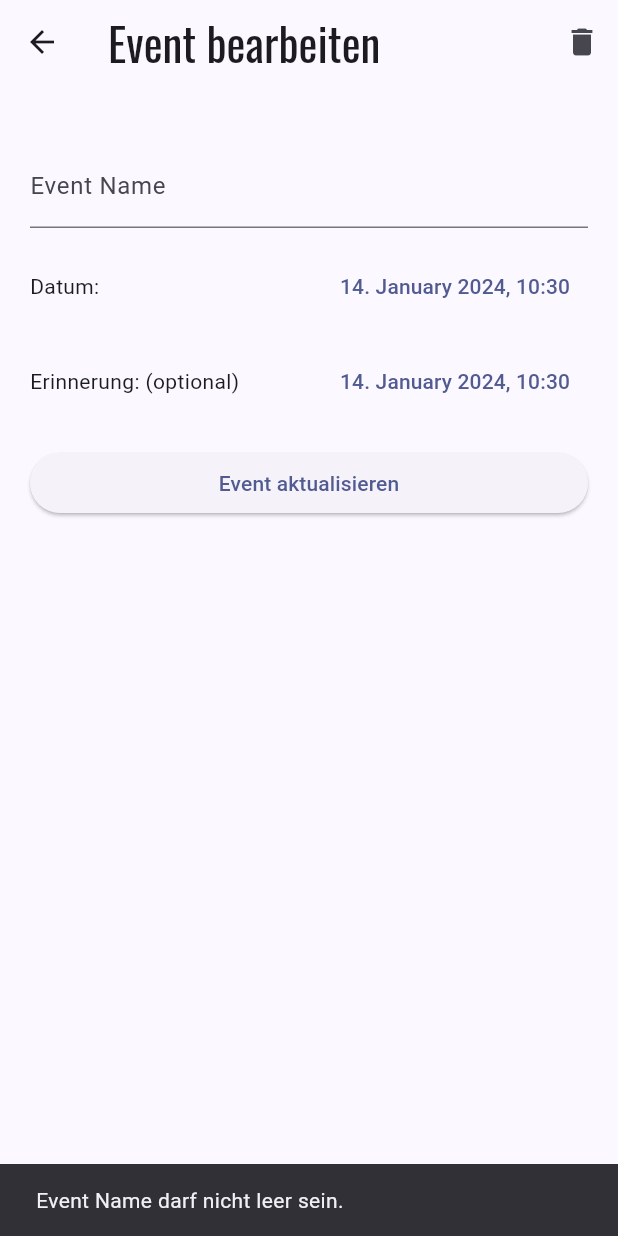
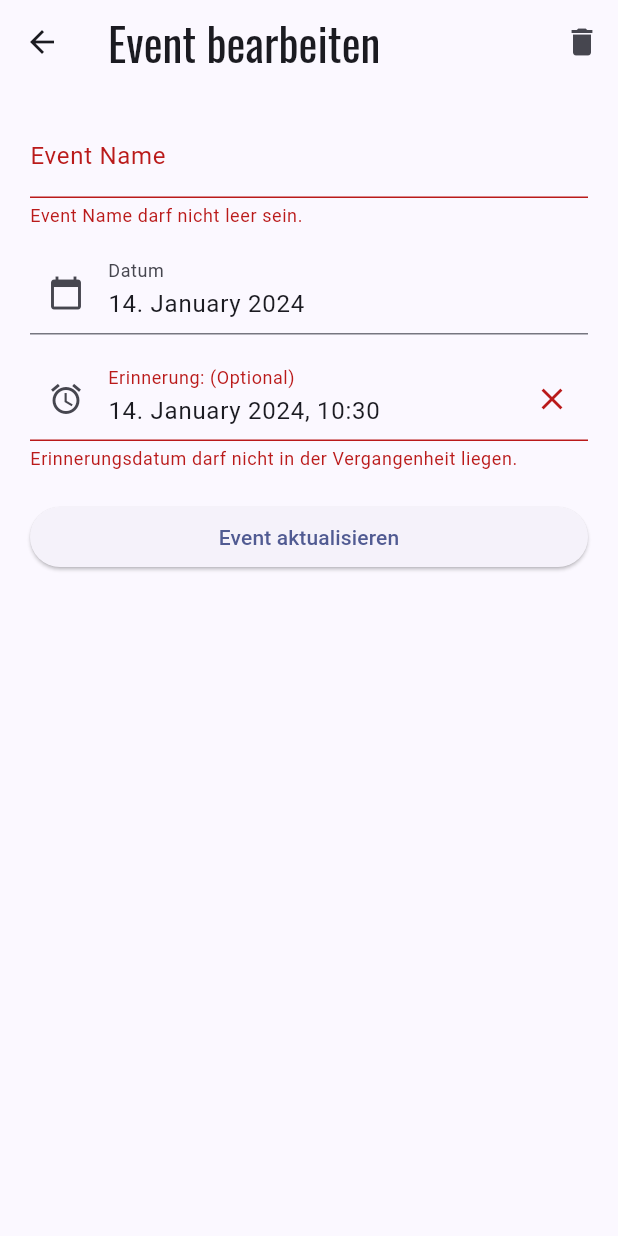
Before and after one commit to JasminKeller/StudyMate, a Flutter app: the EventDetailScreen screen opened directly with empty values, after a tap on "Event aktualisieren", on a phone screen of 412 x 824 dp. Run offline on Flutter 3.47's test engine with Material 3 defaults, Android fonts, the phone set to English and light mode, and no system bars; our stand-ins replace awesome_notifications, google_fonts, permission_handler.

Commit message:
refactor: Rename time booking screen and enhance form validation with revalidation logic

```diff
--- a/lib/entity/event.dart
+++ b/lib/entity/event.dart
@@ -1,14 +1,14 @@
 class Event {
   int id;
   String eventName;
-  DateTime? eventDateTime;
+  DateTime eventDateTime;
   DateTime? reminderDateTime;
   bool isReminderActive;
 
   Event({
     required this.id,
     required this.eventName,
-    this.eventDateTime,
+    required this.eventDateTime,
     this.reminderDateTime,
     this.isReminderActive = false,
   });
--- a/lib/screens/event/event_detail_screen.dart
+++ b/lib/screens/event/event_detail_screen.dart
@@ -1,3 +1,4 @@
+import 'package:awesome_notifications/awesome_notifications.dart';
 import 'package:flutter/material.dart';
 import 'package:intl/intl.dart';
 import 'package:provider/provider.dart';
@@ -5,6 +6,7 @@ import '../../entity/event.dart';
 import '../../providers/course_provider.dart';
 import '../../services/course_repository.dart';
 import '../../utils/notification_helper.dart';
+import '../../widgets/lists/custom_nackbar_widget.dart';
 
 class EventDetailScreen extends StatefulWidget {
   final Event? event;
@@ -17,19 +19,34 @@ class EventDetailScreen extends StatefulWidget {
 }
 
 class _EventDetailScreenState extends State<EventDetailScreen> {
+  // initialisierung der TextController und FocusNode
   late TextEditingController eventNameController;
+  late TextEditingController eventDateController;
+  late TextEditingController reminderDateController;
   late FocusNode eventNameFocusNode;
-  DateTime? eventDateTime;
+
+  DateTime? eventDate;
   DateTime? reminderDateTime;
   bool isReminderActive = false;
+
+  final _formKey = GlobalKey<FormState>();
 
   @override
   void initState() {
     super.initState();
     eventNameController =
         TextEditingController(text: widget.event?.eventName ?? '');
+    eventDateController = TextEditingController(
+        text: widget.event?.eventDateTime != null
+            ? DateFormat('d. MMMM y').format(widget.event!.eventDateTime!)
+            : '');
+    reminderDateController = TextEditingController(
+        text: widget.event?.reminderDateTime != null
+            ? DateFormat('d. MMMM y, HH:mm').format(widget.event!.reminderDateTime!)
+            : '');
     eventNameFocusNode = FocusNode();
-    eventDateTime = widget.event?.eventDateTime;
+
+    eventDate = widget.event?.eventDateTime;
     reminderDateTime = widget.event?.reminderDateTime;
     isReminderActive = widget.event?.isReminderActive ?? false;
   }
@@ -37,23 +54,36 @@ class _EventDetailScreenState extends State<EventDetailScreen> {
   void dispose() {
     eventNameController.dispose();
     eventNameFocusNode.dispose();
+    eventDateController.dispose();
+    reminderDateController.dispose();
     super.dispose();
   }
 
   void _openDatePicker() async {
     final DateTime? pickedDate = await showDatePicker(
       context: context,
-      initialDate: eventDateTime ?? DateTime.now(),
+      initialDate: eventDate ?? DateTime.now(),
       firstDate: DateTime(2000),
       lastDate: DateTime(2101),
     );
 
     if (pickedDate != null) {
       setState(() {
-        eventDateTime = pickedDate;
+        eventDate = pickedDate;
+        eventDateController.text = DateFormat('d. MMMM y').format(pickedDate);
+        _formKey.currentState?.validate();
       });
     }
   }
+
+
+
+  void showReminderUpdatedSnackbar(bool isActivated) {
+    final message = isActivated ? 'Erinnerung aktiviert.' : 'Erinnerung deaktiviert.';
+    final icon = isActivated ? Icons.alarm_on : Icons.alarm_off;
+    showCustomSnackBar(context, message, icon: icon);
+  }
+
 
   void _openReminderPicker() async {
     final DateTime? pickedDate = await showDatePicker(
@@ -78,47 +108,77 @@ class _EventDetailScreenState extends State<EventDetailScreen> {
             pickedTime.hour,
             pickedTime.minute,
           );
+
+          reminderDateController.text = DateFormat('d. MMMM y, HH:mm').format(reminderDateTime!);
           isReminderActive = true;
+        });
+
+      } else {
+        if (isReminderActive) {
+          setState(() {
+            isReminderActive = false;
+          });
+        }
+      }
+    } else {
+
+      if (isReminderActive) {
+        setState(() {
+          isReminderActive = false;
         });
       }
     }
   }
 
+
   void _saveEvent() async {
+    if (_formKey.currentState?.validate() == true) {
       String eventName = eventNameController.text;
-    if (eventName.isEmpty) {
-      ScaffoldMessenger.of(context).showSnackBar(
-        SnackBar(content: Text('Event Name darf nicht leer sein.')),
-      );
-      return;
-    }
-    if (eventDateTime == null) {
-      ScaffoldMessenger.of(context).showSnackBar(
-        SnackBar(content: Text('Datum darf nicht leer sein.')),
-      );
-      return;
-    }
+
+      isReminderActive = reminderDateTime != null && reminderDateTime!.isAfter(DateTime.now());
+
       if (widget.event == null) {
         // Neues Event erstellen und hinzufügen
-      await CourseRepository.instance.addEventToCourse(
+        int newEventId = await CourseRepository.instance.addEventToCourse(
           widget.courseID,
           eventName,
-        eventDateTime ?? DateTime
-            .now(),
+          eventDate!,
+          reminderDateTime,
+          isReminderActive,
         );
+        showReminderUpdatedSnackbar(isReminderActive);
+        print('newEventId: $newEventId');
+        if (isReminderActive) {
+          await NotificationHelper.checkPermissionsAndScheduleSingleNotification(
+            notificationId: newEventId,
+            dateTime: reminderDateTime!,
+            context: context,
+            title: eventName,
+          );
+        }
+
+
       } else {
         // Bestehendes Event aktualisieren
-      if (eventName != widget.event!.eventName ||
-          eventDateTime != widget.event!.eventDateTime ||
-          reminderDateTime != widget.event!.reminderDateTime ||
-          isReminderActive != widget.event!.isReminderActive) {
+        bool wasReminderUpdated = isReminderActive != widget.event!.isReminderActive;
         widget.event!.eventName = eventName;
-        widget.event!.eventDateTime = eventDateTime;
+        widget.event!.eventDateTime = eventDate!;
         widget.event!.reminderDateTime = reminderDateTime;
         widget.event!.isReminderActive = isReminderActive;
 
         await CourseRepository.instance.updateEventFromCourse(
             widget.courseID, widget.event!);
+        if (wasReminderUpdated) {
+          if (isReminderActive) {
+            await NotificationHelper.checkPermissionsAndScheduleSingleNotification(
+              notificationId: widget.event!.id,
+              dateTime: reminderDateTime!,
+              context: context,
+              title: eventName,
+            );
+          } else {
+            AwesomeNotifications().cancel(widget.event!.id!);
+          }
         }
       }
 
@@ -126,6 +186,8 @@ class _EventDetailScreenState extends State<EventDetailScreen> {
       await courseProvider.readCourses();
       Navigator.of(context).pop();
     }
+  }
+
 
 
   void _confirmDeleteEvent() async {
@@ -150,6 +212,7 @@ class _EventDetailScreenState extends State<EventDetailScreen> {
     ) ?? false;
 
     if (confirm) {
+      AwesomeNotifications().cancel(widget.event!.id!);
       await CourseRepository.instance.deleteEventFromCourse(widget.courseID, widget.event!.id);
       CourseProvider courseProvider = context.read<CourseProvider>();
       await courseProvider.readCourses();
@@ -157,43 +220,11 @@ class _EventDetailScreenState extends State<EventDetailScreen> {
     }
   }
 
-  Widget _buildDateTimePicker(String label, DateTime? dateTime) {
-    return Row(
-      mainAxisAlignment: MainAxisAlignment.spaceBetween,
-      children: [
-        Text(label),
-        TextButton(
-          onPressed: dateTime == eventDateTime
-              ? _openDatePicker
-              : _openReminderPicker,
-          child: Text(
-            dateTime != null
-                ? DateFormat('d. MMMM y, HH:mm').format(dateTime)
-                : 'Nicht gesetzt',
-            style: TextStyle(
-              color: Theme
-                  .of(context)
-                  .colorScheme
-                  .primary,
-            ),
-          ),
-        ),
-      ],
-    );
-  }
-
   @override
   Widget build(BuildContext context) {
-    String appBarTitle = widget.event == null
-        ? 'Neues Event'
-        : 'Event bearbeiten';
-    String buttonTitle = widget.event == null
-        ? 'Event hinzufügen'
-        : 'Event aktualisieren';
-
     return Scaffold(
       appBar: AppBar(
-        title: Text(appBarTitle),
+        title: Text(widget.event == null ? 'Neues Event' : 'Event bearbeiten'),
         actions: [
           if (widget.event != null) IconButton(
             icon: const Icon(Icons.delete),
@@ -203,24 +234,74 @@ class _EventDetailScreenState extends State<EventDetailScreen> {
       ),
       body: Padding(
         padding: const EdgeInsets.all(20.0),
+        child: Form(
+          key: _formKey,
           child: ListView(
             children: <Widget>[
-            const SizedBox(height: 20),
               TextFormField(
                 controller: eventNameController,
                 focusNode: eventNameFocusNode,
                 decoration: const InputDecoration(labelText: 'Event Name'),
+                onChanged: (value) {
+                  _formKey.currentState?.validate();
+                },
+                validator: (value) {
+                  if (value == null || value.isEmpty) {
+                    return 'Event Name darf nicht leer sein.';
+                  }
+                  return null;
+                },
               ),
               const SizedBox(height: 15),
-            _buildDateTimePicker('Datum:', eventDateTime),
+              TextFormField(
+                controller: eventDateController,
+                decoration: const InputDecoration(labelText: 'Datum', prefixIcon: Icon(Icons.calendar_today),),
+                readOnly: true,
+                onTap: _openDatePicker,
+                validator: (value) {
+                  if (value == null || value.isEmpty) {
+                    return 'Datum darf nicht leer sein.';
+                  }
+                  return null;
+                },
+              ),
               const SizedBox(height: 15),
-            _buildDateTimePicker('Erinnerung: (optional)', reminderDateTime),
+              TextFormField(
+                controller: reminderDateController,
+                decoration: InputDecoration(
+                  labelText: 'Erinnerung: (Optional)',
+                  prefixIcon: const Icon(Icons.alarm),
+                  suffixIcon: reminderDateController.text.isNotEmpty
+                      ? IconButton(
+                    icon: const Icon(Icons.clear),
+                    onPressed: () {
+                      setState(() {
+                        reminderDateTime = null;
+                        reminderDateController.clear();
+                        isReminderActive = false;
+                      });
+                      showReminderUpdatedSnackbar(false);
+                      AwesomeNotifications().cancel(widget.event!.id!);
+                    },
+                  )
+                      : null,
+                ),
+                readOnly: true,
+                onTap: _openReminderPicker,
+                validator: (value) {
+                  if (reminderDateTime != null && reminderDateTime!.isBefore(DateTime.now())) {
+                    return 'Erinnerungsdatum darf nicht in der Vergangenheit liegen.';
+                  }
+                  return null;
+                },
+              ),
               const SizedBox(height: 20),
               ElevatedButton(
-              child: Text(buttonTitle),
                 onPressed: _saveEvent,
+                child: Text(widget.event == null ? 'Event hinzufügen' : 'Event aktualisieren'),
               ),
             ],
+          ),
         ),
       ),
     );
--- a/lib/screens/time_tracking/time_tracking_screen.dart
+++ b/lib/screens/time_tracking/time_tracking_screen.dart
@@ -1,6 +1,6 @@
 import 'package:flutter/material.dart';
 import 'package:provider/provider.dart';
-import 'package:studymate/screens/time_tracking/add_update_time_booking_screen.dart';
+import 'package:studymate/screens/time_tracking/time_booking_detail_screen.dart';
 import '../../entity/time_booking.dart';
 import '../../providers/course_provider.dart';
 import '../../widgets/empty_state_widget.dart';
@@ -25,7 +25,7 @@ class _TimeTrackingScreenState extends State<TimeTrackingScreen> {
 
     void _navigateToAddTimeBookingScreen(TimeBooking? booking) {
       Navigator.of(context).push(MaterialPageRoute(
-        builder: (context) => AddOrUpdateTimeBookingScreen(booking: booking),
+        builder: (context) => TimeBookingDetailScreen(booking: booking),
       ));
     }
 
```
Also changed, not shown: lib/screens/course/course_detail_screen.dart (+19 -1 lines), lib/screens/time_tracking/add_update_time_booking_screen.dart (deleted, +0 -174 lines), lib/screens/time_tracking/time_booking_detail_screen.dart (added, +225 -0 lines), lib/services/course_repository.dart (+23 -4 lines), lib/utils/notification_helper.dart (+14 -6 lines), lib/widgets/lists/custom_nackbar_widget.dart (+28 -0 lines), lib/widgets/lists/event_list_widget.dart (+8 -15 lines). Lines whose indentation alone changed are shown as unchanged.
